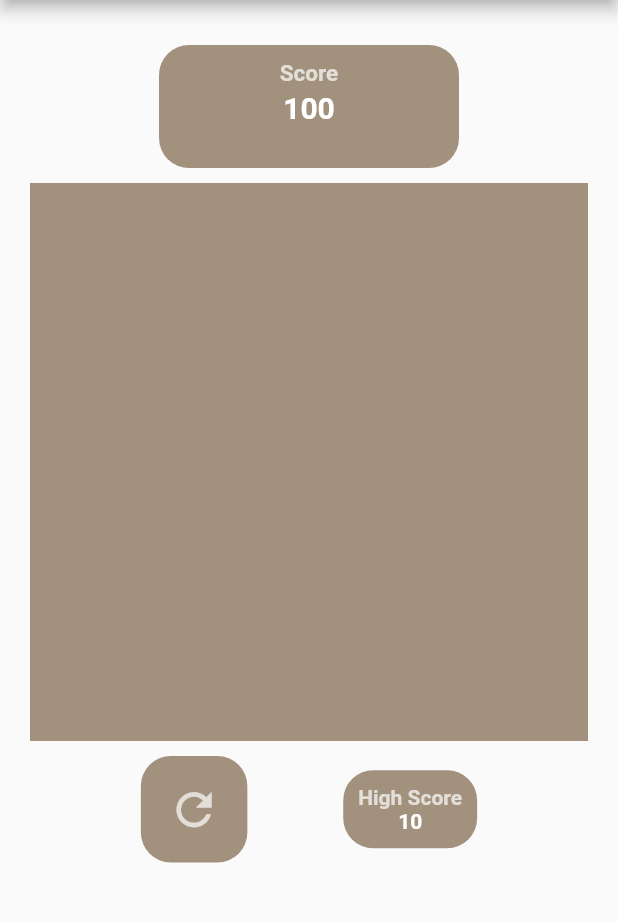
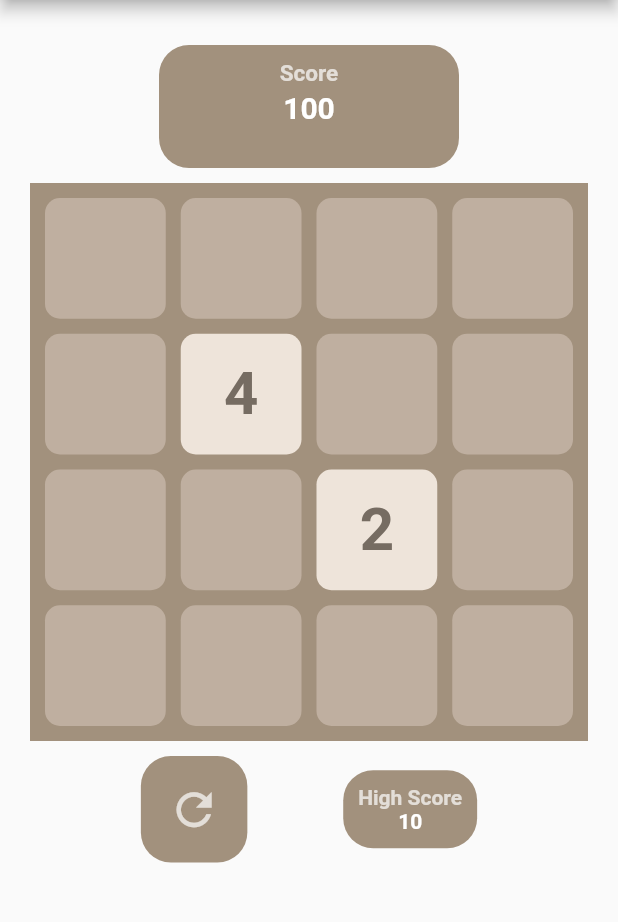
Before and after one commit to Pawelo93/2048, a Flutter app: the screen it shows after launch, on a phone screen of 412 x 824 dp, the part 84-1006 px from its top. Run offline on Flutter 3.47's test engine with Material 2 defaults, Android fonts, the phone set to English and light mode, and no system bars; our stand-ins replace bloc, equatable, flutter_bloc.

Commit message:
moving working

```diff
--- a/lib/game_page.dart
+++ b/lib/game_page.dart
@@ -1,5 +1,8 @@
 import 'package:flutter/material.dart';
+import 'package:flutter_2048/model/board/board_move.dart';
+import 'package:flutter_2048/ui/board/bloc/board_bloc.dart';
 import 'mycolor.dart';
+import 'ui/board/board_widget.dart';
 
 class GamePage extends StatefulWidget {
   GamePage({Key key}) : super(key: key);
@@ -29,7 +32,7 @@ class _GamePageState extends State<GamePage> {
           child: Column(
             children: <Widget>[
               Score(),
-              BoardWidget(),
+              BoardWidget(BoardBloc(BoardMove())),
               Padding(
                 padding: EdgeInsets.all(10.0),
                 child: Row(
@@ -87,85 +90,6 @@ class Score extends StatelessWidget {
           ],
         ),
       ),
-    );
-  }
-}
-
-class BoardWidget extends StatelessWidget {
-  @override
-  Widget build(BuildContext context) {
-    double width = MediaQuery.of(context).size.width;
-    double gridWidth = (width - 80) / 4;
-    double gridHeight = gridWidth;
-    double height = 30 + (gridHeight * 4) + 10;
-    bool isGameOver = false;
-    bool isGameWon = false;
-
-    return Container(
-      height: height,
-      child: Stack(
-        children: <Widget>[
-          Padding(
-            padding: EdgeInsets.all(10.0),
-            child: GestureDetector(
-              child: GridView.count(
-                primary: false,
-                crossAxisSpacing: 10.0,
-                mainAxisSpacing: 10.0,
-                crossAxisCount: 4,
-//                children: getGrid(gridWidth, gridHeight),
-              ),
-              onVerticalDragEnd: (DragEndDetails details) {
-                //primaryVelocity -ve up +ve down
-                if (details.primaryVelocity < 0) {
-//                  handleGesture(0);
-                } else if (details.primaryVelocity > 0) {
-//                  handleGesture(1);
-                }
-              },
-              onHorizontalDragEnd: (details) {
-                //-ve right, +ve left
-                if (details.primaryVelocity > 0) {
-//                  handleGesture(2);
-                } else if (details.primaryVelocity < 0) {
-//                  handleGesture(3);
-                }
-              },
-            ),
-          ),
-          isGameOver
-              ? Container(
-            height: height,
-            color: Color(MyColor.transparentWhite),
-            child: Center(
-              child: Text(
-                'Game over!',
-                style: TextStyle(
-                    fontSize: 30.0,
-                    fontWeight: FontWeight.bold,
-                    color: Color(MyColor.gridBackground)),
-              ),
-            ),
-          )
-              : SizedBox(),
-          isGameWon
-              ? Container(
-            height: height,
-            color: Color(MyColor.transparentWhite),
-            child: Center(
-              child: Text(
-                'You Won!',
-                style: TextStyle(
-                    fontSize: 30.0,
-                    fontWeight: FontWeight.bold,
-                    color: Color(MyColor.gridBackground)),
-              ),
-            ),
-          )
-              : SizedBox(),
-        ],
-      ),
-      color: Color(MyColor.gridBackground),
     );
   }
 }
--- a/lib/board/board.dart
+++ b/lib/model/board/board.dart
@@ -24,11 +24,6 @@ class Board extends Equatable {
   void remove(int row, int column) {
     put(row, column, 0);
   }
-//
-//  void replace(int row, int column, int value) {
-//    put(row, column, value);
-//    remove(row, column);
-//  }
 
   static printMe(Board board) {
     print("${board.grid[0]}");
--- /dev/null
+++ b/lib/player.dart
@@ -0,0 +1,6 @@
+import 'package:flutter_2048/model/board/direction.dart';
+
+abstract class Player {
+
+  void move(Direction direction);
+}
--- /dev/null
+++ b/lib/ui/board/bloc/board_bloc.dart
@@ -0,0 +1,33 @@
+import 'package:bloc/bloc.dart';
+import 'package:flutter_2048/model/board/board.dart';
+import 'package:flutter_2048/model/board/board_move.dart';
+
+import 'board_event.dart';
+import 'board_state.dart';
+
+class BoardBloc extends Bloc<BoardEvent, BoardState> {
+
+  final BoardMove boardMove;
+
+  BoardBloc(this.boardMove);
+
+  @override
+  BoardState get initialState => BoardState(Board());
+
+  @override
+  Stream<BoardState> mapEventToState(BoardEvent event) async* {
+    if(event is SetupBoard) {
+      yield BoardState(Board(grid: [
+        [0, 0, 0, 0],
+        [0, 4, 0, 0],
+        [0, 0, 2, 0],
+        [0, 0, 0, 0],
+      ]));
+    }
+    if(event is Move) {
+      print('EVENT ARRIVED');
+      yield BoardState(boardMove.move(state.board, event.direction));
+    }
+  }
+
+}
--- /dev/null
+++ b/lib/ui/board/bloc/board_event.dart
@@ -0,0 +1,28 @@
+import 'package:equatable/equatable.dart';
+import 'package:flutter_2048/model/board/direction.dart';
+
+abstract class BoardEvent extends Equatable {
+  BoardEvent([List props = const []]);
+}
+
+class SetupBoard extends BoardEvent {
+
+  @override
+  List<Object> get props => [];
+
+  @override
+  String toString() => 'SetupBoard';
+}
+
+class Move extends BoardEvent {
+
+  final Direction direction;
+
+  Move(this.direction);
+
+  @override
+  List<Object> get props => [direction];
+
+  @override
+  String toString() => 'Move {direction: $direction}';
+}
--- /dev/null
+++ b/lib/ui/board/board_widget.dart
@@ -0,0 +1,152 @@
+import 'package:flutter/material.dart';
+import 'package:flutter_2048/model/board/board.dart';
+import 'package:flutter_2048/model/board/board_move.dart';
+import 'package:flutter_2048/model/board/direction.dart';
+import 'package:flutter_2048/mycolor.dart';
+import 'package:flutter_2048/ui/board/bloc/board_bloc.dart';
+import 'package:flutter_2048/ui/board/bloc/board_event.dart';
+import 'package:flutter_2048/ui/board/bloc/board_state.dart';
+import 'package:flutter_2048/ui/board/tile.dart';
+import 'package:flutter_bloc/flutter_bloc.dart';
+
+class BoardWidget extends StatelessWidget {
+  BoardMove boardMove = BoardMove();
+  final BoardBloc boardBloc;
+
+  BoardWidget(this.boardBloc);
+
+  @override
+  Widget build(BuildContext context) {
+    double width = MediaQuery.of(context).size.width;
+    double gridWidth = (width - 80) / 4;
+    double gridHeight = gridWidth;
+    double height = 30 + (gridHeight * 4) + 10;
+    bool isGameOver = false;
+    bool isGameWon = false;
+    boardBloc.add(SetupBoard());
+
+    return Container(
+      height: height,
+      child: Stack(
+        children: <Widget>[
+          Padding(
+            padding: EdgeInsets.all(10.0),
+            child: GestureDetector(
+              child: BlocBuilder<BoardBloc, BoardState>(
+                bloc: boardBloc,
+                builder: (context, state) {
+                  return GridView.count(
+                    primary: false,
+                    crossAxisSpacing: 10.0,
+                    mainAxisSpacing: 10.0,
+                    crossAxisCount: 4,
+                    children: getGrid(state.board, gridWidth, gridHeight),
+                  );
+                },
+              ),
+              onVerticalDragEnd: (DragEndDetails details) {
+                //primaryVelocity -ve up +ve down
+                print('details ${details.primaryVelocity}');
+                if (details.primaryVelocity < 0) {
+//                  handleGesture(0);
+                boardBloc.add(Move(Direction.UP));
+
+                } else if (details.primaryVelocity > 0) {
+//                  handleGesture(1);
+                  boardBloc.add(Move(Direction.DOWN));
+                }
+              },
+              onHorizontalDragEnd: (details) {
+                //-ve right, +ve left
+                if (details.primaryVelocity > 0) {
+//                  handleGesture(2);
+                  boardBloc.add(Move(Direction.RIGHT));
+                } else if (details.primaryVelocity < 0) {
+//                  handleGesture(3);
+                  boardBloc.add(Move(Direction.LEFT));
+                }
+              },
+            ),
+          ),
+          isGameOver
+              ? Container(
+                  height: height,
+                  color: Color(MyColor.transparentWhite),
+                  child: Center(
+                    child: Text(
+                      'Game over!',
+                      style: TextStyle(
+                          fontSize: 30.0,
+                          fontWeight: FontWeight.bold,
+                          color: Color(MyColor.gridBackground)),
+                    ),
+                  ),
+                )
+              : SizedBox(),
+          isGameWon
+              ? Container(
+                  height: height,
+                  color: Color(MyColor.transparentWhite),
+                  child: Center(
+                    child: Text(
+                      'You Won!',
+                      style: TextStyle(
+                          fontSize: 30.0,
+                          fontWeight: FontWeight.bold,
+                          color: Color(MyColor.gridBackground)),
+                    ),
+                  ),
+                )
+              : SizedBox(),
+        ],
+      ),
+      color: Color(MyColor.gridBackground),
+    );
+  }
+
+  List<Widget> getGrid(Board board, double width, double height) {
+    List<Widget> grids = [];
+    for (int i = 0; i < 4; i++) {
+      for (int j = 0; j < 4; j++) {
+        int num = board.grid[i][j];
+        String number;
+        int color;
+        if (num == 0) {
+          color = MyColor.emptyGridBackground;
+          number = "";
+        } else if (num == 2 || num == 4) {
+          color = MyColor.gridColorTwoFour;
+          number = "${num}";
+        } else if (num == 8 || num == 64 || num == 256) {
+          color = MyColor.gridColorEightSixtyFourTwoFiftySix;
+          number = "${num}";
+        } else if (num == 16 || num == 32 || num == 1024) {
+          color = MyColor.gridColorSixteenThirtyTwoOneZeroTwoFour;
+          number = "${num}";
+        } else if (num == 128 || num == 512) {
+          color = MyColor.gridColorOneTwentyEightFiveOneTwo;
+          number = "${num}";
+        } else {
+          color = MyColor.gridColorWin;
+          number = "${num}";
+        }
+        double size;
+        String n = "${number}";
+        switch (n.length) {
+          case 1:
+          case 2:
+            size = 40.0;
+            break;
+          case 3:
+            size = 30.0;
+            break;
+          case 4:
+            size = 20.0;
+            break;
+        }
+        grids.add(Tile(number, width, height, color, size));
+      }
+    }
+    return grids;
+  }
+}
--- /dev/null
+++ b/lib/ui/board/tile.dart
@@ -0,0 +1,41 @@
+import 'package:flutter/material.dart';
+import 'package:flutter_2048/mycolor.dart';
+
+class Tile extends StatefulWidget {
+  final String number;
+  final double width, height;
+  final int color;
+  final double size;
+
+  Tile(this.number, this.width, this.height, this.color, this.size);
+
+  @override
+  State<StatefulWidget> createState() {
+    return _TileState();
+  }
+}
+
+class _TileState extends State<Tile> {
+  @override
+  Widget build(BuildContext context) {
+    return Container(
+      child: Center(
+        child: Text(
+          widget.number,
+          style: TextStyle(
+            fontSize: widget.size,
+            fontWeight: FontWeight.bold,
+            color: Color(
+              MyColor.fontColorTwoFour,
+            ),
+          ),
+        ),
+      ),
+      width: widget.width,
+      height: widget.height,
+      decoration: BoxDecoration(
+          color: Color(widget.color),
+          borderRadius: BorderRadius.all(Radius.circular(10.0))),
+    );
+  }
+}
```
Also changed, not shown: lib/bloc/board_bloc.dart (deleted, +0 -18 lines), lib/bloc/board_event.dart (deleted, +0 -14 lines), lib/main.dart (+13 -1 lines), lib/model/board/board_move.dart (renamed from lib/board/board_move.dart, +18 -2 lines), lib/model/board/direction.dart (renamed from lib/board/direction.dart), lib/model/board/grid.dart (renamed from lib/board/grid.dart), lib/ui/board/bloc/board_state.dart (renamed from lib/bloc/board_state.dart).
